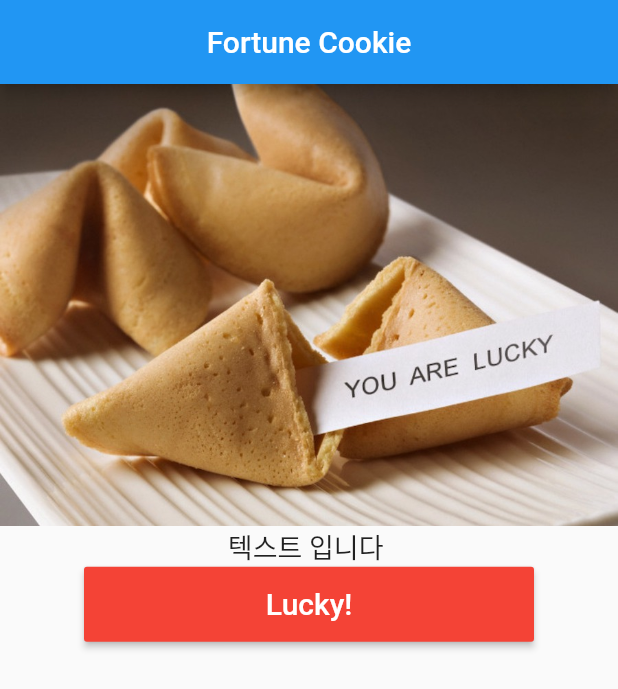
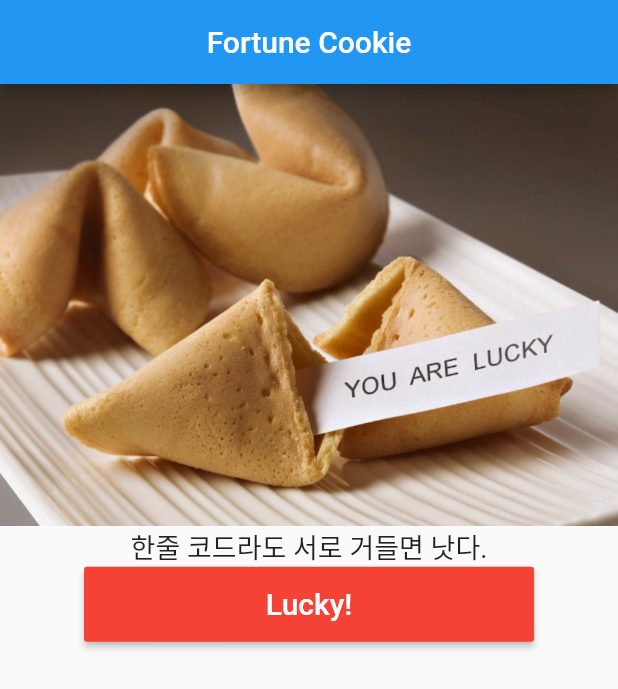
Before and after one commit to jyjeong620/fortune_cookie_app, a Flutter app: the screen it shows after launch, on a phone screen of 412 x 824 dp. Shown: the top 689 px of the screen. Run offline on Flutter 3.47's test engine with Material 2 defaults, Android fonts, the phone set to English and light mode, and no system bars.

Commit message:
feat: 버튼이 눌렸을경우 멘트가 나올수있도록 추가

```diff
--- a/lib/home_page.dart
+++ b/lib/home_page.dart
@@ -27,18 +27,19 @@ class _HomePageState extends State<HomePage> {
         title: const Center(child: Text("Fortune Cookie")),
       ),
 
-      // TODO: 17. 버튼이 클릭되면 텍스트 메시지가 업데이트되도록 처리해주세요. (Hint! 상태 갱신은 setState 메서드를 사용하세요.)
       body: Column(children: [
         Image.asset("assets/images/fortune-cookie.jpg"),
-        const Text(
-          "텍스트 입니다 ",
-          style: TextStyle(fontSize: 18),
+        Text(
+          _cookie.message,
+          style: const TextStyle(fontSize: 18),
         ),
         SizedBox(
           width: 300,
           height: 50,
           child: MaterialButton(
-            onPressed: () {},
+            onPressed: () => setState(() {
+              _cookie = _cookieBox.pick;
+            }),
             color: Colors.red,
             child: const Text(
               "Lucky!",
```
